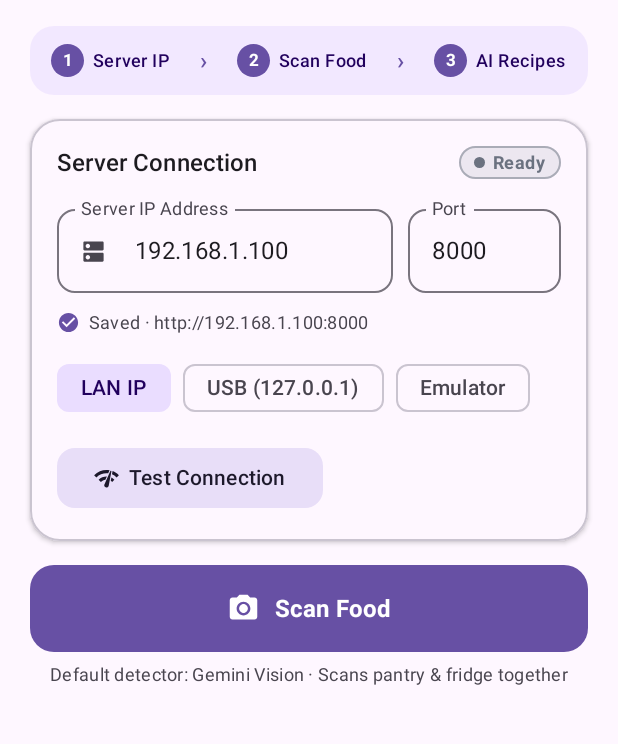
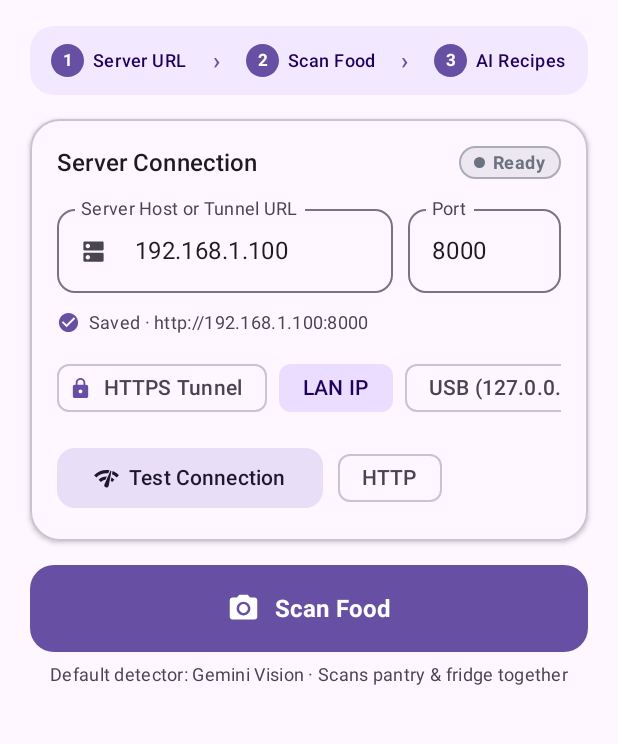
Before and after one commit to Aronicu/stock2stove, an Android app built with Jetpack Compose: the screen it shows after launch (MainActivity), on a phone screen of 412 x 824 dp, the part 103-847 px from its top. Run offline under Robolectric (Android 15) with nearby library versions, the phone set to English and light mode, and no system bars.

Commit message:
Add HTTPS Cloudflare Tunnel support and optimized release APK build

```diff
--- a/android/app/src/main/AndroidManifest.xml
+++ b/android/app/src/main/AndroidManifest.xml
@@ -16,6 +16,7 @@
         android:roundIcon="@mipmap/ic_launcher_round"
         android:supportsRtl="true"
         android:theme="@style/Theme.Stock2Stove"
+        android:networkSecurityConfig="@xml/network_security_config"
         android:usesCleartextTraffic="true">
         <activity
             android:name=".MainActivity"
--- a/android/app/src/main/java/com/kaggleing/stock2stove/MainActivity.kt
+++ b/android/app/src/main/java/com/kaggleing/stock2stove/MainActivity.kt
@@ -16,7 +16,11 @@ class MainActivity : ComponentActivity() {
     override fun onCreate(savedInstanceState: Bundle?) {
         super.onCreate(savedInstanceState)
         val serverStore = SharedPrefsServerConfigStore(applicationContext)
-        NetworkClientProvider.setHostAndPort(serverStore.loadHost(), serverStore.loadPort())
+        NetworkClientProvider.setServerConfig(
+            serverStore.loadScheme(),
+            serverStore.loadHost(),
+            serverStore.loadPort()
+        )
         AlphaTelemetryLogger.getInstance(applicationContext).logEvent(
             "APP_LIFECYCLE",
             "INFO",
--- a/android/app/src/main/java/com/kaggleing/stock2stove/data/api/NetworkClientProvider.kt
+++ b/android/app/src/main/java/com/kaggleing/stock2stove/data/api/NetworkClientProvider.kt
@@ -20,10 +20,11 @@ object NetworkClientProvider {
     @Volatile
     private var currentScheme: String = "http"
 
-    val PRESET_USB_ADB = NetworkPreset("usb_adb", "USB adb reverse", "127.0.0.1", 8000, true)
-    val PRESET_EMULATOR = NetworkPreset("emulator", "Android Emulator", "10.0.2.2", 8000, false)
-    val PRESET_CUSTOM_LAN = NetworkPreset("custom_lan", "Custom LAN IP", "192.168.1.100", 8000, false)
-    val PRESETS = listOf(PRESET_USB_ADB, PRESET_EMULATOR, PRESET_CUSTOM_LAN)
+    val PRESET_USB_ADB = NetworkPreset("usb_adb", "USB adb reverse", "127.0.0.1", 8000, true, "http")
+    val PRESET_EMULATOR = NetworkPreset("emulator", "Android Emulator", "10.0.2.2", 8000, false, "http")
+    val PRESET_CUSTOM_LAN = NetworkPreset("custom_lan", "Custom LAN IP", "192.168.1.100", 8000, false, "http")
+    val PRESET_HTTPS_TUNNEL = NetworkPreset("https_tunnel", "HTTPS Tunnel", "", 443, false, "https")
+    val PRESETS = listOf(PRESET_HTTPS_TUNNEL, PRESET_USB_ADB, PRESET_EMULATOR, PRESET_CUSTOM_LAN)
 
     val json: Json = Json {
         ignoreUnknownKeys = true
@@ -35,6 +36,9 @@ object NetworkClientProvider {
     private val dynamicHostInterceptor = Interceptor { chain ->
         val originalRequest = chain.request()
         val originalUrl = originalRequest.url
+        if (currentHost.isBlank()) {
+            return@Interceptor chain.proceed(originalRequest)
+        }
         val updatedUrl = originalUrl.newBuilder()
             .scheme(currentScheme)
             .host(currentHost)
@@ -48,9 +52,10 @@ object NetworkClientProvider {
 
     val okHttpClient: OkHttpClient = OkHttpClient.Builder()
         .addInterceptor(dynamicHostInterceptor)
-        .connectTimeout(5, TimeUnit.SECONDS)
-        .readTimeout(15, TimeUnit.SECONDS)
-        .writeTimeout(15, TimeUnit.SECONDS)
+        .connectTimeout(15, TimeUnit.SECONDS)
+        .readTimeout(30, TimeUnit.SECONDS)
+        .writeTimeout(30, TimeUnit.SECONDS)
+        .pingInterval(20, TimeUnit.SECONDS)
         .build()
 
     val apiService: InferenceApiService by lazy {
@@ -65,8 +70,13 @@ object NetworkClientProvider {
 
     fun setBaseUrl(url: String) {
         val trimmed = url.trim()
-        val withScheme = if (trimmed.startsWith("http://") || trimmed.startsWith("https://")) {
+        val lower = trimmed.lowercase()
+        val withScheme = if (lower.startsWith("http://") || lower.startsWith("https://")) {
             trimmed
+        } else if (lower.startsWith("ws://")) {
+            "http://" + trimmed.substring(5)
+        } else if (lower.startsWith("wss://")) {
+            "https://" + trimmed.substring(6)
         } else {
             "http://$trimmed"
         }
@@ -78,17 +88,35 @@ object NetworkClientProvider {
         }
     }
 
+    fun setServerConfig(scheme: String, host: String, port: Int) {
+        val cleanScheme = if (scheme.equals("https", ignoreCase = true)) "https" else "http"
+        val defaultPort = if (cleanScheme == "https") 443 else 8000
+        currentScheme = cleanScheme
+        currentHost = host.trim()
+        currentPort = if (port in 1..65535) port else defaultPort
+    }
+
     fun setHostAndPort(host: String, port: Int) {
         currentHost = host.trim()
         currentPort = port
     }
 
     fun getBaseUrl(): String {
-        return "$currentScheme://$currentHost:$currentPort"
+        val isDefaultPort = (currentScheme == "https" && currentPort == 443) || (currentScheme == "http" && currentPort == 80)
+        return if (isDefaultPort) {
+            "$currentScheme://$currentHost"
+        } else {
+            "$currentScheme://$currentHost:$currentPort"
+        }
     }
 
     fun getWsScanUrl(): String {
         val wsScheme = if (currentScheme == "https") "wss" else "ws"
-        return "$wsScheme://$currentHost:$currentPort/ws/scan"
+        val isDefaultPort = (currentScheme == "https" && currentPort == 443) || (currentScheme == "http" && currentPort == 80)
+        return if (isDefaultPort) {
+            "$wsScheme://$currentHost/ws/scan"
+        } else {
+            "$wsScheme://$currentHost:$currentPort/ws/scan"
+        }
     }
 }
--- a/android/app/src/main/java/com/kaggleing/stock2stove/ui/home/HomeScreen.kt
+++ b/android/app/src/main/java/com/kaggleing/stock2stove/ui/home/HomeScreen.kt
@@ -25,6 +25,7 @@ import androidx.compose.material.icons.filled.AutoAwesome
 import androidx.compose.material.icons.filled.CheckCircle
 import androidx.compose.material.icons.filled.Dns
 import androidx.compose.material.icons.filled.Insights
+import androidx.compose.material.icons.filled.Lock
 import androidx.compose.material.icons.filled.NetworkCheck
 import androidx.compose.material.icons.filled.PhotoCamera
 import androidx.compose.material.icons.filled.RestaurantMenu
@@ -82,6 +83,7 @@ fun HomeScreen(
 ) {
     val state by viewModel.uiState.collectAsState()
     val scrollState = rememberScrollState()
+    val presetScrollState = rememberScrollState()
     val basketScrollState = rememberScrollState()
     var showClearBasketDialog by remember { mutableStateOf(false) }
 
@@ -184,7 +186,7 @@ fun HomeScreen(
                     horizontalArrangement = Arrangement.SpaceBetween,
                     verticalAlignment = Alignment.CenterVertically
                 ) {
-                    WorkflowStepBadge(number = "1", label = "Server IP")
+                    WorkflowStepBadge(number = "1", label = "Server URL")
                     WorkflowStepDivider()
                     WorkflowStepBadge(number = "2", label = "Scan Food")
                     WorkflowStepDivider()
@@ -259,8 +261,8 @@ fun HomeScreen(
                         OutlinedTextField(
                             value = state.customHost,
                             onValueChange = { viewModel.setCustomHost(it) },
-                            label = { Text("Server IP Address") },
-                            placeholder = { Text("e.g. 192.168.1.100") },
+                            label = { Text("Server Host or Tunnel URL") },
+                            placeholder = { Text("e.g. abc.trycloudflare.com") },
                             leadingIcon = {
                                 Icon(
                                     imageVector = Icons.Default.Dns,
@@ -306,7 +308,7 @@ fun HomeScreen(
                             text = if (state.isSaved) {
                                 "Saved · ${state.activeBaseUrl}"
                             } else {
-                                "Enter server IP to save"
+                                "Enter server host or tunnel URL"
                             },
                             style = MaterialTheme.typography.bodySmall,
                             color = MaterialTheme.colorScheme.onSurfaceVariant,
@@ -316,9 +318,27 @@ fun HomeScreen(
                     }
 
                     Row(
-                        modifier = Modifier.fillMaxWidth(),
+                        modifier = Modifier
+                            .fillMaxWidth()
+                            .horizontalScroll(presetScrollState),
                         horizontalArrangement = Arrangement.spacedBy(8.dp)
                     ) {
+                        FilterChip(
+                            selected = state.selectedPresetId == "https_tunnel",
+                            onClick = { viewModel.selectPreset("https_tunnel") },
+                            label = { Text("HTTPS Tunnel") },
+                            leadingIcon = {
+                                Icon(
+                                    imageVector = Icons.Default.Lock,
+                                    contentDescription = null,
+                                    modifier = Modifier.size(15.dp)
+                                )
+                            },
+                            colors = FilterChipDefaults.filterChipColors(
+                                selectedContainerColor = MaterialTheme.colorScheme.primaryContainer,
+                                selectedLabelColor = MaterialTheme.colorScheme.onPrimaryContainer
+                            )
+                        )
                         FilterChip(
                             selected = state.selectedPresetId == "custom_lan",
                             onClick = { viewModel.selectPreset("custom_lan") },
@@ -375,6 +395,27 @@ fun HomeScreen(
                                 Text("Test Connection")
                             }
                         }
+
+                        FilterChip(
+                            selected = state.scheme == "https",
+                            onClick = { viewModel.setUseHttps(state.scheme != "https") },
+                            label = { Text(if (state.scheme == "https") "HTTPS" else "HTTP") },
+                            leadingIcon = if (state.scheme == "https") {
+                                {
+                                    Icon(
+                                        imageVector = Icons.Default.Lock,
+                                        contentDescription = null,
+                                        modifier = Modifier.size(14.dp)
+                                    )
+                                }
+                            } else {
+                                null
+                            },
+                            colors = FilterChipDefaults.filterChipColors(
+                                selectedContainerColor = MaterialTheme.colorScheme.secondaryContainer,
+                                selectedLabelColor = MaterialTheme.colorScheme.onSecondaryContainer
+                            )
+                        )
 
                         if (state.pingLatencyMs != null) {
                             Text(
```
Also changed, not shown: android/app/build.gradle.kts (+39 -3 lines), android/app/src/main/java/com/kaggleing/stock2stove/Stock2StoveApp.kt (+5 -5 lines), android/app/src/main/java/com/kaggleing/stock2stove/data/model/Models.kt (+16 -5 lines), android/app/src/main/java/com/kaggleing/stock2stove/data/repository/ServerPreferences.kt (+111 -10 lines), android/app/src/main/java/com/kaggleing/stock2stove/ui/home/HomeViewModel.kt (+104 -28 lines), android/app/src/main/res/xml/network_security_config.xml (added, +8 -0 lines), 6 other files.
